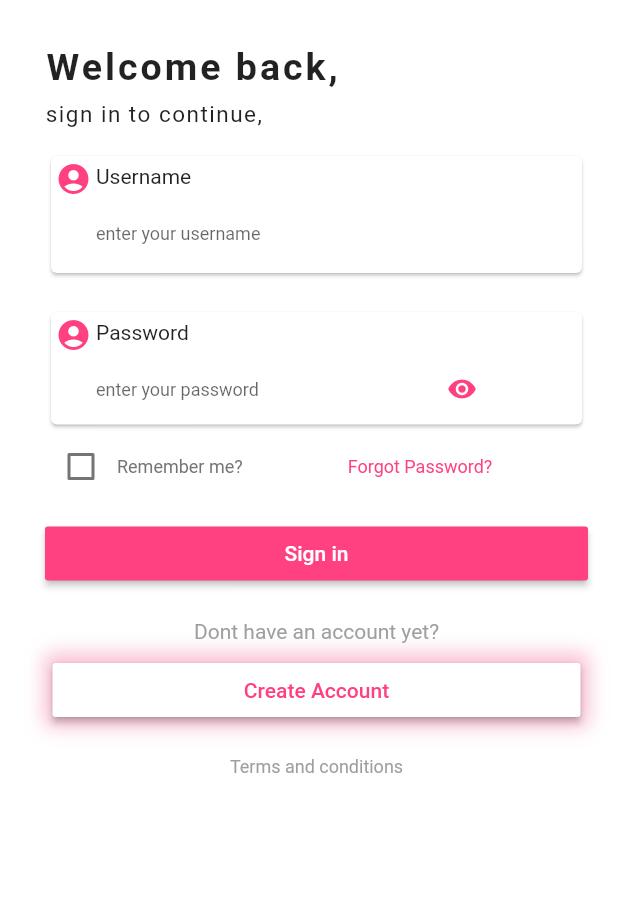
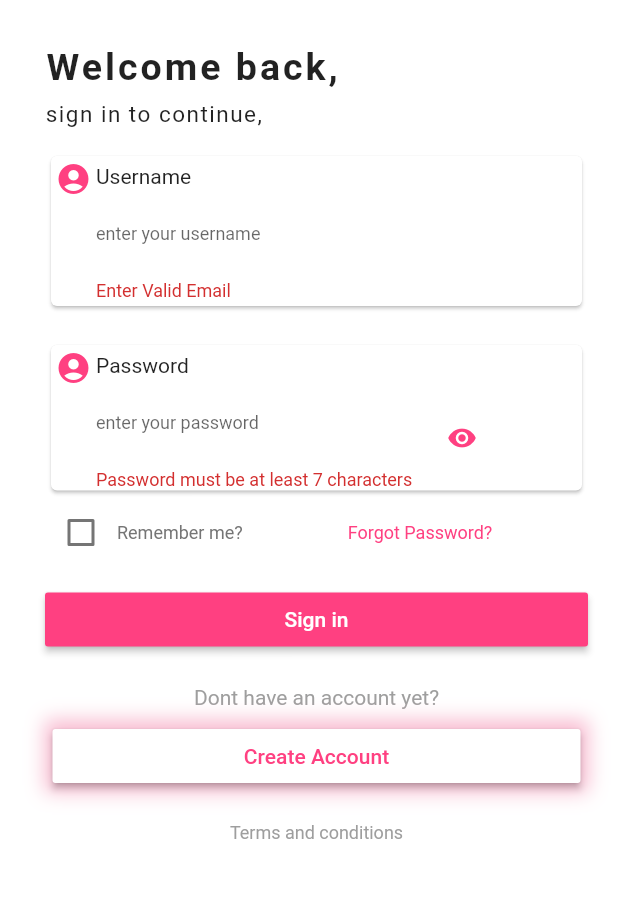
Before and after one commit to KimiyaZargari/flutter-weather-app, a Flutter app: the screen it shows after launch, after a tap on "Sign in", on a phone screen of 412 x 824 dp, the part 135-1033 px from its top. Run offline on Flutter 3.47's test engine with Material 2 defaults, Android fonts, the phone set to English and light mode, and no system bars.

Commit message:
add form validation

```diff
--- a/lib/main.dart
+++ b/lib/main.dart
@@ -10,12 +10,22 @@ class Home extends StatefulWidget {
 }
 
 class _HomeState extends State<Home> {
+  final GlobalKey<FormState> _formKey = GlobalKey<FormState>();
+  bool _autoValidate = false;
+  bool hidePassword = true;
+  String email, password;
+
   @override
   Widget build(BuildContext context) {
     return Scaffold(
       backgroundColor: Colors.white,
-        body: Padding(
+      body: SingleChildScrollView(
+        child: Container(
+          child: Padding(
             padding: new EdgeInsets.fromLTRB(30.0, 60, 20, 30),
+            child: Form(
+              autovalidate: _autoValidate,
+              key: _formKey,
               child: Column(
                 mainAxisAlignment: MainAxisAlignment.start,
                 crossAxisAlignment: CrossAxisAlignment.stretch,
@@ -72,7 +82,12 @@ class _HomeState extends State<Home> {
                         ),
                         Padding(
                           padding: EdgeInsets.fromLTRB(30.0, 0, 0, 3),
-                      child: TextField(
+                          child: TextFormField(
+                            keyboardType: TextInputType.emailAddress,
+                            validator: validateEmail,
+                            onSaved: (String val) {
+                              email = val;
+                            },
                             decoration: InputDecoration(
                                 border: InputBorder.none,
                                 hintText: 'enter your username',
@@ -113,8 +128,12 @@ class _HomeState extends State<Home> {
                             width: 250,
                             child: Padding(
                               padding: const EdgeInsets.fromLTRB(30.0, 0, 3, 0),
-                          child: TextField(
-                            obscureText: true,
+                              child: TextFormField(
+                                obscureText: hidePassword,
+                                validator: validatePassword,
+                                onSaved: (String val) {
+                                  password = val;
+                                },
                                 decoration: InputDecoration(
                                     border: InputBorder.none,
                                     hintText: 'enter your password',
@@ -127,7 +146,9 @@ class _HomeState extends State<Home> {
                           IconButton(
                             icon: Icon(Icons.remove_red_eye,
                                 size: 20, color: Colors.pinkAccent),
-                        onPressed: () {},
+                            onPressed: () {
+                              setState(() => hidePassword = !hidePassword);
+                            },
                           ),
                         ]),
                       ],
@@ -162,21 +183,23 @@ class _HomeState extends State<Home> {
                     height: 10,
                   ),
                   RaisedButton(
-               child: Text('Sign in',
-               style: TextStyle(
-                 color: Colors.white
-               ),),
+                    child: Text(
+                      'Sign in',
+                      style: TextStyle(color: Colors.white),
+                    ),
                     color: Colors.pinkAccent,
-                onPressed: () {},
+                    onPressed: _validateInputs,
                   ),
                   SizedBox(
                     height: 20,
                   ),
                   Center(
-                child: Text('Dont have an account yet?',
+                    child: Text(
+                      'Dont have an account yet?',
                       style: TextStyle(
                         color: Colors.grey,
-                ),),
+                      ),
+                    ),
                   ),
                   SizedBox(
                     height: 7,
@@ -187,18 +210,16 @@ class _HomeState extends State<Home> {
                         BoxShadow(
                           color: Colors.pink[100],
                           blurRadius: 10,
-
                         )
-
                       ],
                     ),
                     child: Padding(
                       padding: const EdgeInsets.fromLTRB(5, 0, 5, 0),
                       child: RaisedButton(
-                    child: Text('Create Account',
-                      style: TextStyle(
-                          color: Colors.pinkAccent
-                      ),),
+                        child: Text(
+                          'Create Account',
+                          style: TextStyle(color: Colors.pinkAccent),
+                        ),
                         color: Colors.white,
                         onPressed: () {},
                       ),
@@ -212,12 +233,37 @@ class _HomeState extends State<Home> {
                       'Terms and conditions',
                       style: TextStyle(
                         fontSize: 12,
-                    color:  Colors.grey,
+                        color: Colors.grey,
                       ),
                     ),
                   )
                 ],
               ),
-        ));
+            ),
+          ),
+        ),
+      ),
+    );
+  }
+
+  void _validateInputs() {
+    if (_formKey.currentState.validate()) {
+      _formKey.currentState.save();
+    } else {
+      setState(() => _autoValidate = true);
     }
   }
+
+  String validatePassword(String value) {
+    if (value.length <= 6) return 'Password must be at least 7 characters';
+    return null;
+  }
+
+  String validateEmail(String value) {
+    Pattern pattern =
+        r'^(([^<>()[\]\\.,;:\s@\"]+(\.[^<>()[\]\\.,;:\s@\"]+)*)|(\".+\"))@((\[[0-9]{1,3}\.[0-9]{1,3}\.[0-9]{1,3}\.[0-9]{1,3}\])|(([a-zA-Z\-0-9]+\.)+[a-zA-Z]{2,}))$';
+    RegExp regex = new RegExp(pattern);
+    if (!regex.hasMatch(value)) return 'Enter Valid Email';
+    return null;
+  }
+}
```
Lines whose indentation alone changed are shown as unchanged.
